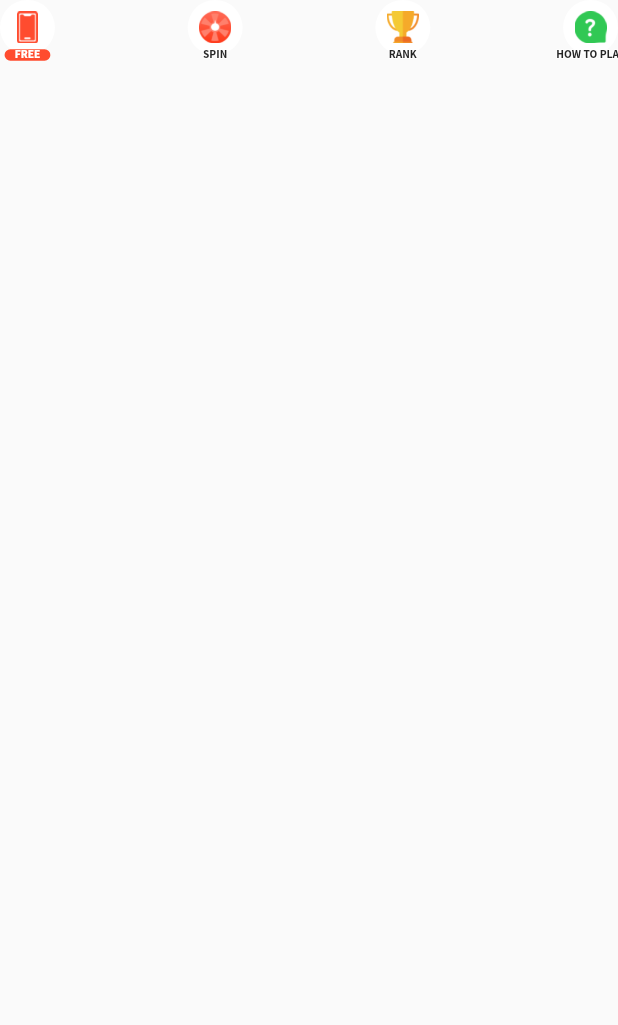
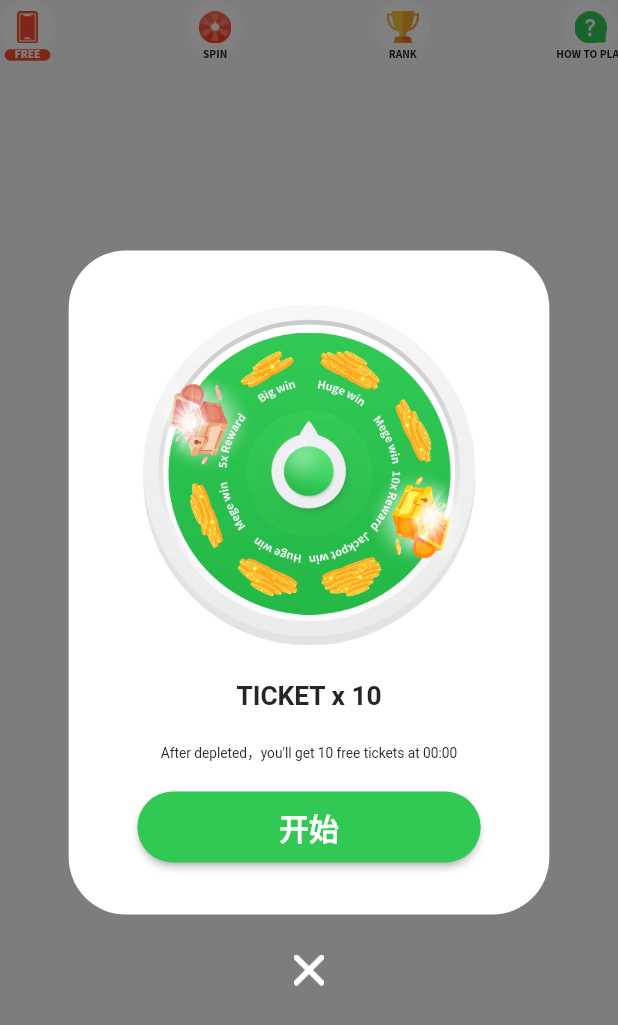
Before and after one commit to yangbean4/luckyfruit, a Flutter app: the TripBtns widget shown alone on an empty page, opened directly, after a tap on "SPIN", on a phone screen of 412 x 824 dp. Shown: the top 1025 px of the screen. Run offline on Flutter 3.47's test engine with Material 2 defaults, Android fonts, the phone set to English and light mode, and no system bars; drawn by our look-alikes of oktoast; our stand-ins replace device_info, dio, flutter_screenutil, flutter_spinkit, shared_preferences; missing offline and left inert: encrypt, eventsource; accounts and stored records are empty; generated files the repository leaves out were written again.

Commit message:
feat-添加大转盘功能，界面待优化

```diff
--- /dev/null
+++ b/lib/pages/trip/game/lucky_wheel.dart
@@ -0,0 +1,135 @@
+import 'package:flutter/material.dart';
+
+import 'package:flutter_screenutil/flutter_screenutil.dart';
+import 'package:flutter_spinkit/flutter_spinkit.dart';
+import 'package:luckyfruit/utils/index.dart';
+import 'package:oktoast/oktoast.dart';
+import 'package:luckyfruit/theme/index.dart';
+import 'package:luckyfruit/theme/public/public.dart';
+import 'package:luckyfruit/mould/tree.mould.dart';
+import 'package:luckyfruit/widgets/tree_widget.dart';
+import 'package:luckyfruit/provider/tree_group.dart';
+import 'dart:math';
+
+class LuckyWheelWidget extends StatefulWidget {
+
+  Animation<double> animation;
+  AnimationController controller;
+
+
+  startSpin() {
+    controller.forward();
+  }
+
+  @override
+  State<StatefulWidget> createState() => LuckyWheelWidgetState();
+}
+
+class LuckyWheelWidgetState extends State<LuckyWheelWidget>
+    with SingleTickerProviderStateMixin {
+
+
+  // 当前旋转的角度
+  double angle = 0;
+  // 结束后要选中的位置
+  int finalPos = 6;
+
+  initState() {
+    super.initState();
+    widget.controller = new AnimationController(
+        duration: const Duration(milliseconds: 2000), vsync: this);
+
+    Animation curve =
+        CurvedAnimation(parent: widget.controller, curve: Curves.easeInOutBack);
+
+    // 要旋转的总弧度值
+    double endRadian = 6 * pi + _getAngelWithSelectedPosition(finalPos);
+    widget.animation = Tween(begin: 0.0, end: endRadian).animate(curve)
+      ..addListener(() {
+        // print("addListener animation.value = ${animation.value}");
+        setState(() {
+          angle = widget.animation.value;
+        });
+      })
+      ..addStatusListener((status) {
+        print("status= $status");
+        if(status == AnimationStatus.completed){
+          widget.controller.value = 0;
+        }
+      });
+  }
+
+  @override
+  void dispose() {
+    widget.controller.dispose();
+    super.dispose();
+  }
+
+  @override
+  Widget build(BuildContext context) {
+    return Stack(
+      alignment: Alignment.center,
+      children: <Widget>[
+        Container(
+          width: ScreenUtil().setWidth(600),
+          height: ScreenUtil().setWidth(600),
+          // color: Colors.red,
+          child: Image.asset(
+            "assets/image/lucky_wheel_round_board.png",
+          ),
+        ),
+        Transform.rotate(
+          angle: angle,
+          child: Container(
+            width: ScreenUtil().setWidth(550),
+            height: ScreenUtil().setWidth(550),
+            // color: Colors.green,
+            child: Image.asset(
+              "assets/image/lucky_wheel_gift_bg.png",
+            ),
+          ),
+        ),
+        Container(
+          width: ScreenUtil().setWidth(200),
+          height: ScreenUtil().setWidth(200),
+          // color: Colors.blue,
+          child: Image.asset(
+            "assets/image/lucky_wheel_arrow.png",
+          ),
+        ),
+      ],
+    );
+  }
+
+  double _getAngelWithSelectedPosition(int pos) {
+    var x = 0.14 * pi, y = 0.22 * pi, z = pi / 2;
+    switch (pos) {
+      case 1:
+        return x;
+        break;
+      case 2:
+        return x + y;
+        break;
+      case 3:
+        return z + x;
+        break;
+      case 4:
+        return z + x + y;
+        break;
+      case 5:
+        return 2 * z + x;
+        break;
+      case 6:
+        return 2 * z + x + y;
+        break;
+      case 7:
+        return 3 * z + x;
+        break;
+      case 8:
+        return 3 * z + x + y;
+        break;
+      default:
+        return 0;
+    }
+  }
+}
--- a/lib/pages/trip/trip_btns/trip_btns.dart
+++ b/lib/pages/trip/trip_btns/trip_btns.dart
@@ -3,6 +3,7 @@ import 'package:flutter/material.dart';
 import 'package:flutter_screenutil/flutter_screenutil.dart';
 
 import 'package:luckyfruit/theme/index.dart';
+import 'package:luckyfruit/widgets/layer.dart';
 
 // 右上角的一些入口玩法
 
@@ -24,6 +25,7 @@ class _TripBtnsState extends State<TripBtns> {
       }, 'FREE', labelColor: MyTheme.redColor),
       getItem('assets/image/spin.png', () {
         print('spin');
+        Layer.showLuckyWheel();
       }, 'SPIN'),
       getItem('assets/image/rank.png', () {
         print('rank');
--- a/lib/widgets/layer.dart
+++ b/lib/widgets/layer.dart
@@ -11,6 +11,7 @@ import 'package:luckyfruit/theme/public/public.dart';
 import 'package:luckyfruit/mould/tree.mould.dart';
 import 'package:luckyfruit/widgets/tree_widget.dart';
 import 'package:luckyfruit/provider/tree_group.dart';
+import 'package:luckyfruit/pages/trip/game/lucky_wheel.dart';
 
 /// 公共函数库
 class Layer {
@@ -406,4 +407,42 @@ class Layer {
       handleTouch: true,
     );
   }
+
+  static showLuckyWheel() {
+
+    var luckyWheelObj = new LuckyWheelWidget();
+
+    Modal(onOk: () {luckyWheelObj.startSpin();}, onCancel: () {}, okText: "开始", autoHide:false, children: <Widget>[
+      luckyWheelObj,
+      Container(
+        // color: Colors.blue,
+        margin: EdgeInsets.only(
+          top: ScreenUtil().setWidth(63),
+          bottom: ScreenUtil().setWidth(50),
+        ),
+        child: Text(
+          "TICKET x 10",
+          style: TextStyle(
+            color: MyTheme.blackColor,
+            fontSize: ScreenUtil().setWidth(46),
+            fontWeight: FontWeight.bold,
+          ),
+        ),
+      ),
+      Container(
+        // color: Colors.red,
+        margin: EdgeInsets.only(
+          bottom: ScreenUtil().setWidth(50),
+        ),
+        child: Text(
+          "After depleted，you'll get 10 free tickets at 00:00",
+          style: TextStyle(
+            color: MyTheme.blackColor,
+            fontSize: ScreenUtil().setWidth(24),
+          ),
+        ),
+      ),
+    ])
+      ..show();
+  }
 }
--- a/lib/widgets/modal.dart
+++ b/lib/widgets/modal.dart
@@ -13,14 +13,15 @@ class Modal {
   final Function onCancel;
   final Widget footer;
   final List<Widget> children;
+  final bool autoHide;
 
-  Modal({
-    this.okText,
-    this.onOk,
-    this.onCancel,
-    this.children,
-    this.footer,
-  });
+  Modal(
+      {this.okText,
+      this.onOk,
+      this.onCancel,
+      this.children,
+      this.footer,
+      this.autoHide = true});
 
   /// 隐藏Modal
   hide() {
@@ -32,7 +33,9 @@ class Modal {
     List<Widget> btnList = [];
     if (okText != null) {
       btnList.add(_createButton(okText, () {
-        this.hide();
+        if (autoHide) {
+          this.hide();
+        }
         if (onOk != null) {
           onOk();
         }
@@ -51,6 +54,7 @@ class Modal {
         mainAxisAlignment: MainAxisAlignment.spaceEvenly,
         children: [
           Container(
+            width: ScreenUtil().setWidth(840),
             margin: EdgeInsets.only(
               bottom: ScreenUtil().setWidth(70),
             ),
```
Also changed, not shown: assets/image/lucky_wheel_arrow.png (added), assets/image/lucky_wheel_close.png (added), assets/image/lucky_wheel_gift_bg.png (added), assets/image/lucky_wheel_round_board.png (added).
